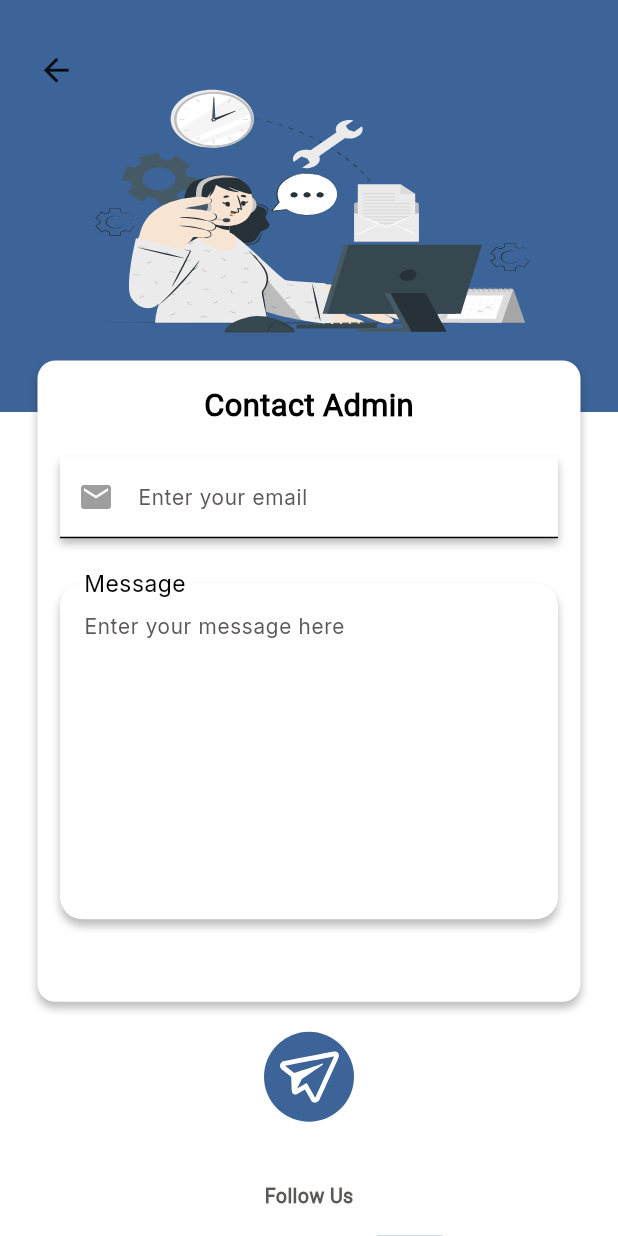
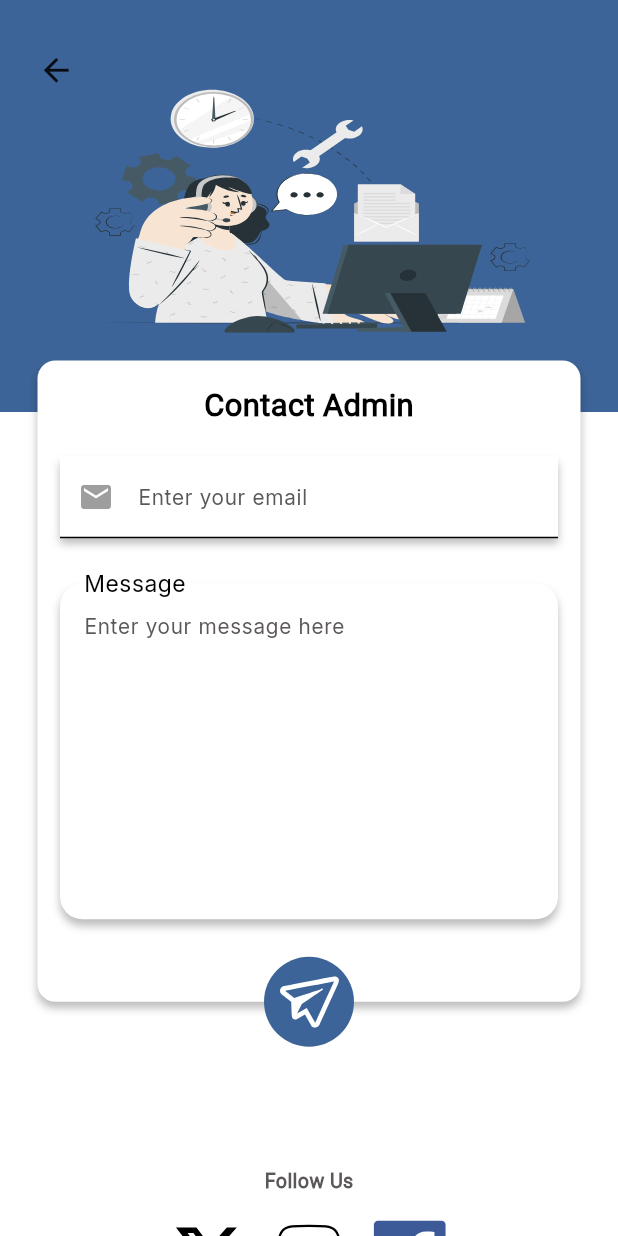
Before and after one commit to GraduationTeam12/Emergency_Application, a Flutter app: the ContactWithAdmin screen opened directly, on a phone screen of 412 x 824 dp. Run offline on Flutter 3.47's test engine with Material 3 defaults, Android fonts, the phone set to English and light mode, and no system bars; our stand-ins replace dartz, device_preview, dio, expandable_page_view, firebase_core, firebase_database and 9 more; accounts and stored records are empty.

Commit message:
contact admin change postion send button

```diff
--- a/lib/presentation/screens/emegency_screens/contact_with_admin.dart
+++ b/lib/presentation/screens/emegency_screens/contact_with_admin.dart
@@ -722,7 +722,13 @@ class _ContactWithAdminState extends State<ContactWithAdmin> {
                       height: MediaQuery.sizeOf(context).height * (1 / 3) -
                           (MediaQuery.sizeOf(context).height * (1 / 3) * (1 / 8)),
                     ),
+                    Stack(
+                      children: [
                         Container(
+                            margin: const EdgeInsets.symmetric(horizontal: 0),
+                            padding: const EdgeInsets.only(bottom: 50),
+
+                          child: Container(
                             margin: const EdgeInsets.symmetric(horizontal: 25),
                             padding: const EdgeInsets.symmetric(
                                 horizontal: 15, vertical: 15),
@@ -820,8 +826,12 @@ class _ContactWithAdminState extends State<ContactWithAdmin> {
                               ],
                             ),
                           ),
-                    const SizedBox(height: 20),
-                    InkWell(
+                        ),
+                         Positioned(
+                          bottom: 20,
+                          right: MediaQuery.sizeOf(context).width*0.5-30,
+
+                           child: InkWell(
                                                  onTap: () {},
                                                  child: Container(
                                                    height: 60,
@@ -839,6 +849,11 @@ class _ContactWithAdminState extends State<ContactWithAdmin> {
                                                    ),
                                                  ),
                                                ),
+                         ),
+
+                      ],
+                    ),
+                    const SizedBox(height: 20),
                     const SizedBox(height: 40),
                     Column(
                       crossAxisAlignment: CrossAxisAlignment.center,
```
Lines whose indentation alone changed are shown as unchanged.
